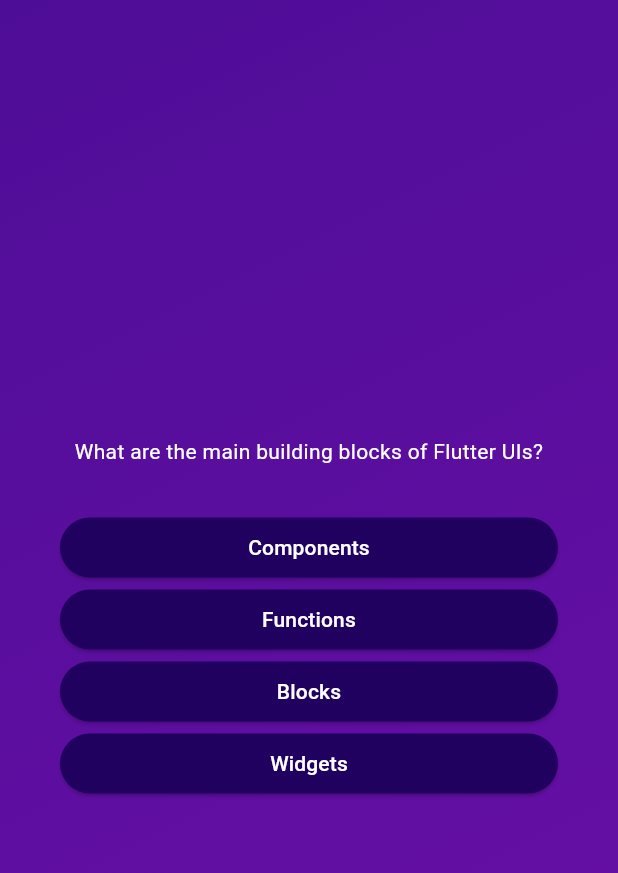
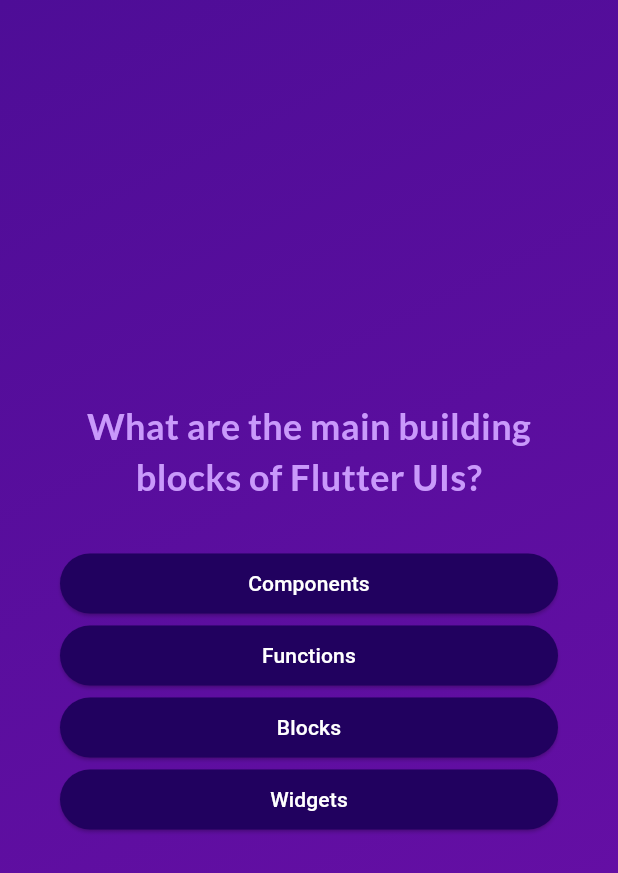
Before and after one commit to MinhNhatQA15101910/flutter_adv_basics, a Flutter app: the screen it shows after launch, after a tap on "Start Quiz", on a phone screen of 412 x 824 dp. Shown: the top 873 px of the screen. Run offline on Flutter 3.47's test engine with Material 3 defaults, Android fonts, the phone set to English and light mode, and no system bars; our stand-ins replace google_fonts.

Commit message:
Using third-party packages and adding google fonts.

```diff
--- a/lib/questions_screen.dart
+++ b/lib/questions_screen.dart
@@ -1,6 +1,7 @@
 import 'package:adv_basics/answer_button.dart';
 import 'package:adv_basics/data/questions.dart';
 import 'package:flutter/material.dart';
+import 'package:google_fonts/google_fonts.dart';
 
 class QuestionsScreen extends StatefulWidget {
   const QuestionsScreen({super.key});
@@ -34,8 +35,10 @@
           children: [
             Text(
               currentQuestion.text,
-              style: const TextStyle(
-                color: Colors.white,
+              style: GoogleFonts.lato(
+                color: Color.fromARGB(255, 201, 153, 251),
+                fontSize: 24,
+                fontWeight: FontWeight.bold,
               ),
               textAlign: TextAlign.center,
             ),
--- a/lib/start_screen.dart
+++ b/lib/start_screen.dart
@@ -1,4 +1,5 @@
 import 'package:flutter/material.dart';
+import 'package:google_fonts/google_fonts.dart';
 
 class StartScreen extends StatelessWidget {
   const StartScreen(this.startQuiz, {super.key});
@@ -17,11 +18,11 @@
             color: const Color.fromARGB(150, 255, 255, 255),
           ),
           const SizedBox(height: 80),
-          const Text(
+          Text(
             'Learn Flutter the fun way!',
-            style: TextStyle(
+            style: GoogleFonts.lato(
               fontSize: 24,
-              color: Color.fromARGB(255, 237, 223, 252),
+              color: const Color.fromARGB(255, 237, 223, 252),
             ),
           ),
           const SizedBox(height: 30),
--- a/pubspec.yaml
+++ b/pubspec.yaml
@@ -35,6 +35,7 @@
   # The following adds the Cupertino Icons font to your application.
   # Use with the CupertinoIcons class for iOS style icons.
   cupertino_icons: ^1.0.2
+  google_fonts: ^6.1.0
 
 dev_dependencies:
   flutter_test:
@@ -45,7 +46,7 @@
   # activated in the `analysis_options.yaml` file located at the root of your
   # package. See that file for information about deactivating specific lint
   # rules and activating additional ones.
-  flutter_lints: ^2.0.0
+  flutter_lints: ^3.0.1
 
 # For information on the generic Dart part of this file, see the
 # following page: https://dart.dev/tools/pub/pubspec
```
Also changed, not shown: pubspec.lock, 1 other file.
